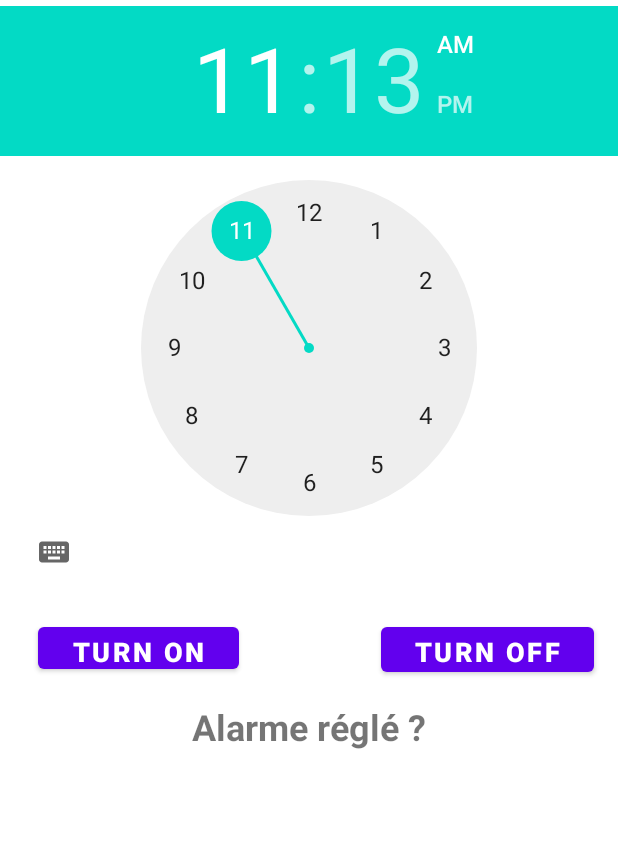
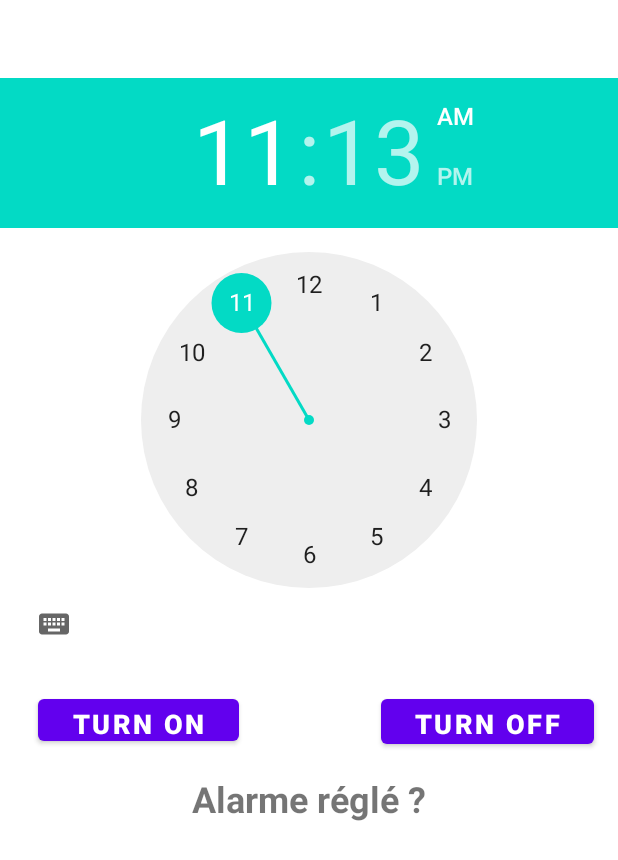
Before and after one commit to aruseus98/ProjetAlarmeV2, an Android app: the layout content_main.xml on its own in the app's theme, with its tools: preview values and no code run, on a phone screen of 412 x 824 dp. Shown: the top 860 px of the screen. Run offline under Robolectric (Android 15) with nearby library versions, the phone set to English and light mode, and no system bars.

Commit message:
modif small icon fait ligne 81

```diff
--- a/app/src/main/java/com/licence/projetalarme/RingtonePlayingService.java
+++ b/app/src/main/java/com/licence/projetalarme/RingtonePlayingService.java
@@ -78,6 +78,7 @@ public class RingtonePlayingService extends Service {
 
             //Paramètrage des notifications
             Notification notification_popup = new Notification.Builder(this)
+                    .setSmallIcon(R.drawable.logo)
                     .setContentTitle("An alarm is going off !")
                     .setContentText("Click me !")
                     .setContentIntent(pending_intent_main_activity)
--- a/app/src/main/res/layout/content_main.xml
+++ b/app/src/main/res/layout/content_main.xml
@@ -11,7 +11,7 @@
         android:id="@+id/timePicker"
         android:layout_width="wrap_content"
         android:layout_height="wrap_content"
-        android:layout_marginTop="4dp"
+        android:layout_marginTop="52dp"
         android:timePickerMode="clock"
         app:layout_constraintEnd_toEndOf="parent"
         app:layout_constraintHorizontal_bias="0.0"
@@ -50,8 +50,8 @@
 
     <TextView
         android:id="@+id/update_text"
-        android:layout_width="190dp"
-        android:layout_height="46dp"
+        android:layout_width="238dp"
+        android:layout_height="153dp"
         android:layout_below="@+id/alarm_on"
         android:layout_marginTop="16dp"
         android:text="Alarme réglé ?"
```
